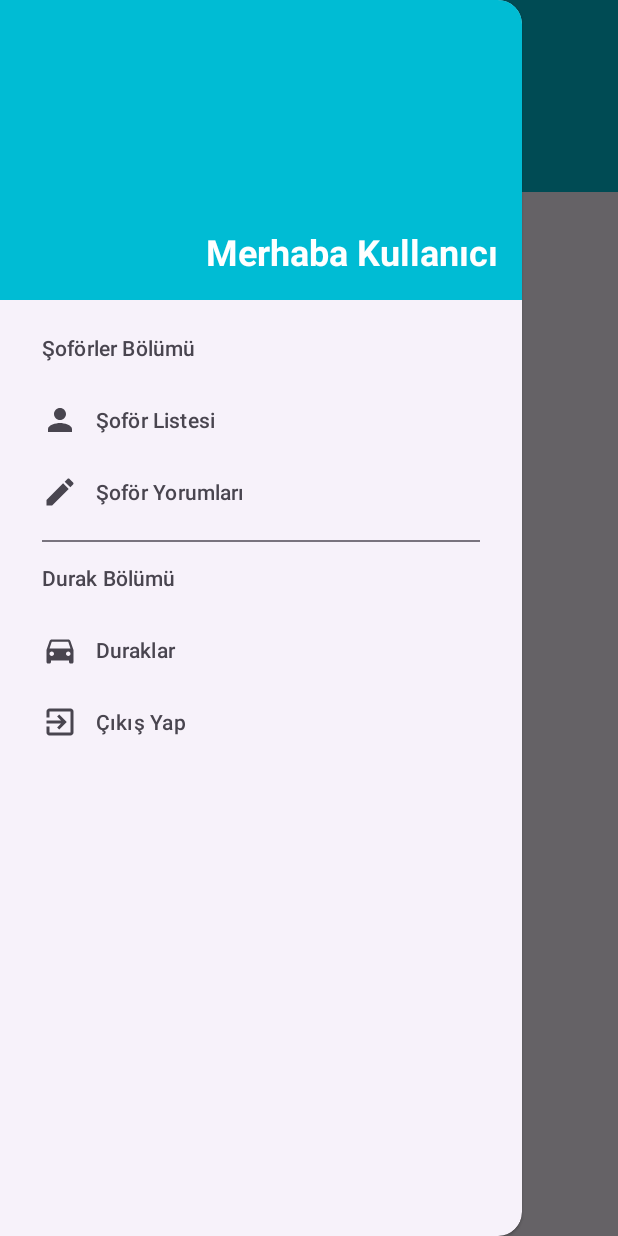
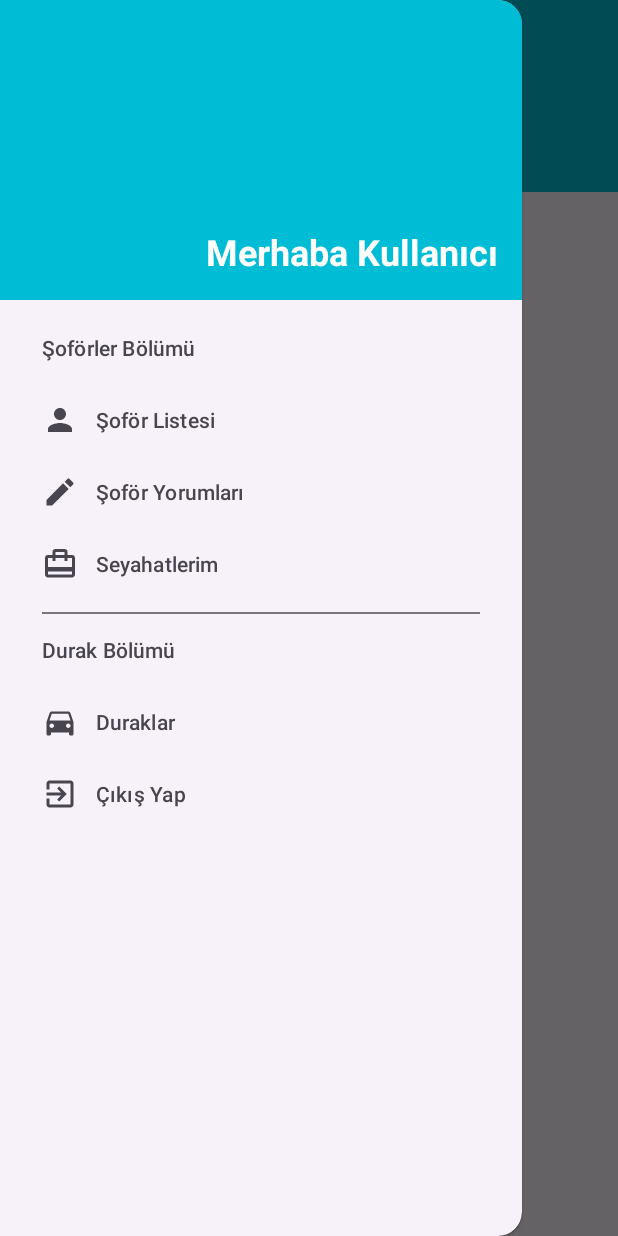
Before and after one commit to HasanAliilter/Burtaxi, an Android app: the screen it shows after launch once a user with an empty profile is signed in (MainActivity), with the side drawer open, on a phone screen of 412 x 824 dp. Run offline under Robolectric (Android 15) with nearby library versions, the phone set to English and light mode, and no system bars; our stand-ins replace Firebase (no records; nobody signed in at launch, a user with empty details on screens opened directly).

Commit message:
Seyahatlerim(fragment4)

```diff
--- a/app/src/main/java/com/burta/burtaxi/MainActivity.java
+++ b/app/src/main/java/com/burta/burtaxi/MainActivity.java
@@ -56,6 +56,9 @@ public class MainActivity extends AppCompatActivity {
         if (item.getItemId() == R.id.nav_ucuncu) {
             tempFragment = new FragmentUcuncu();
         }
+        if (item.getItemId() == R.id.nav_dorduncu) {
+            tempFragment = new FragmentDorduncu();
+        }
         if (item.getItemId() == R.id.nav_logout) {
             auth.signOut();
             startActivity(new Intent(MainActivity.this, GirisActivity.class));
--- /dev/null
+++ b/app/src/main/res/drawable/baseline_card_travel_24.xml
@@ -0,0 +1,5 @@
+<vector android:height="24dp" android:tint="#000000"
+    android:viewportHeight="24" android:viewportWidth="24"
+    android:width="24dp" xmlns:android="http://schemas.android.com/apk/res/android">
+    <path android:fillColor="@android:color/white" android:pathData="M20,6h-3L17,4c0,-1.11 -0.89,-2 -2,-2L9,2c-1.11,0 -2,0.89 -2,2v2L4,6c-1.11,0 -2,0.89 -2,2v11c0,1.11 0.89,2 2,2h16c1.11,0 2,-0.89 2,-2L22,8c0,-1.11 -0.89,-2 -2,-2zM9,4h6v2L9,6L9,4zM20,19L4,19v-2h16v2zM20,14L4,14L4,8h3v2h2L9,8h6v2h2L17,8h3v6z"/>
+</vector>
--- a/app/src/main/res/menu/menu_tasarim.xml
+++ b/app/src/main/res/menu/menu_tasarim.xml
@@ -10,6 +10,10 @@
                 android:id="@+id/nav_ikinci"
                 android:icon="@drawable/ic_baseline_edit_24"
                 android:title="Şoför Yorumları"></item>
+            <item
+                android:id="@+id/nav_dorduncu"
+                android:icon="@drawable/baseline_card_travel_24"
+                android:title="Seyahatlerim"></item>
         </menu>
     </item>
 
```
Also changed, not shown: app/src/main/java/com/burta/burtaxi/FragmentDorduncu.java (added, +36 -0 lines), app/src/main/res/layout/fragment_dorduncu.xml (added, +26 -0 lines).
